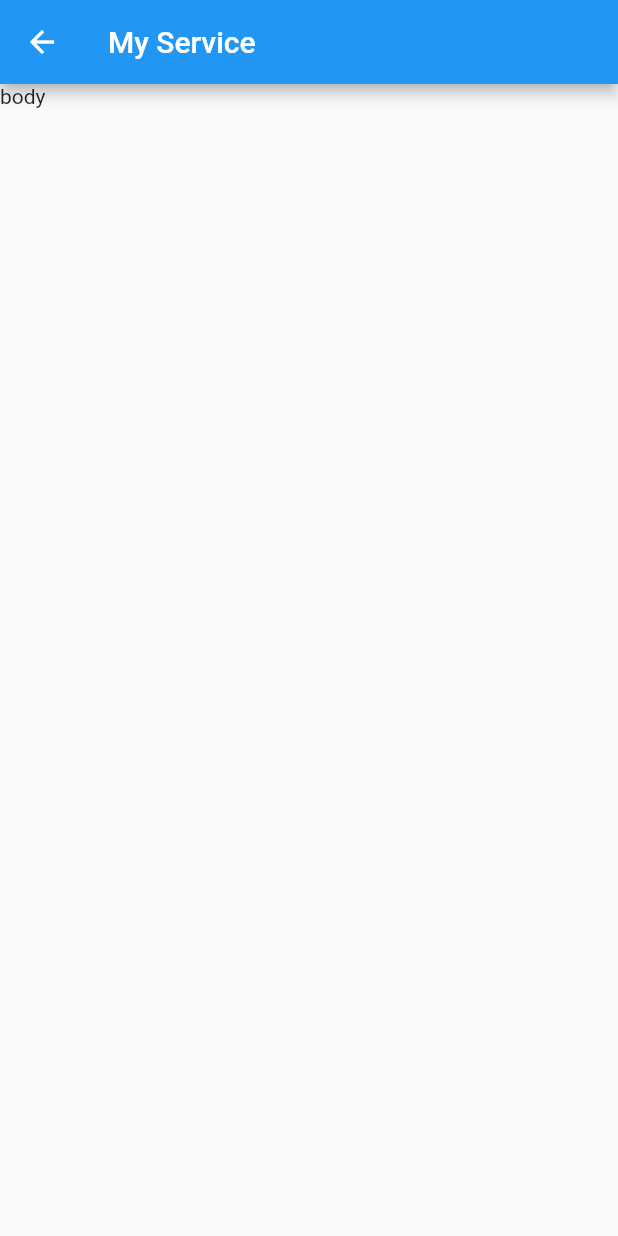
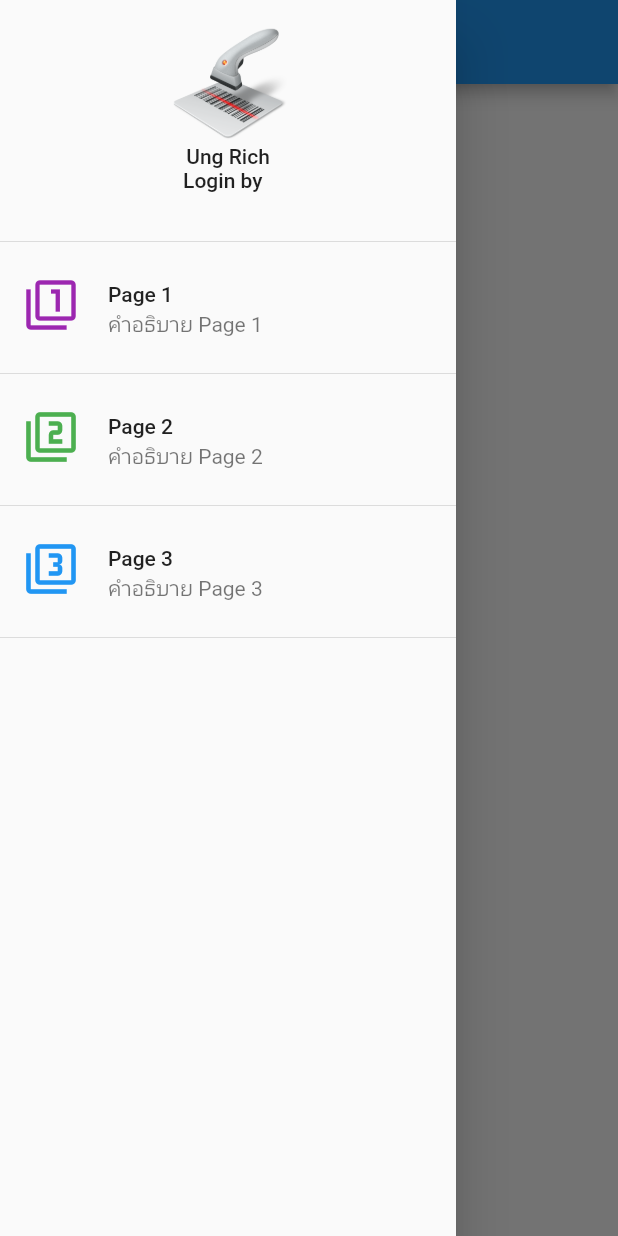
Before and after one commit to masterUNG/UngRist, a Flutter app: the MyService screen opened directly, with the side drawer open (before the commit the screen has no drawer), on a phone screen of 412 x 824 dp. Run offline on Flutter 3.47's test engine with Material 2 defaults, Android fonts, the phone set to English and light mode, and no system bars; missing offline and left inert: barcode_scan; accounts and stored records are empty.

Commit message:
Side Bar Success

```diff
--- a/lib/screens/home.dart
+++ b/lib/screens/home.dart
@@ -51,8 +51,10 @@ class _HomeState extends State<Home> {
     } else {
 
       for (var map in result) {
+        print('Work');
         UserModel userModel = UserModel.fromJSON(map);
-        MaterialPageRoute materialPageRoute = MaterialPageRoute(builder: (BuildContext context){return MyService();});
+        MaterialPageRoute materialPageRoute = MaterialPageRoute(builder: (BuildContext context){return MyService(userModel: userModel,);});
+        Navigator.of(context).pushAndRemoveUntil(materialPageRoute, (Route<dynamic> route){return false;});
       }
 
     }
--- a/lib/screens/my_service.dart
+++ b/lib/screens/my_service.dart
@@ -1,5 +1,8 @@
 import 'package:flutter/material.dart';
 import 'package:ungrist/models/user_model.dart';
+import 'package:ungrist/widget/page1.dart';
+import 'package:ungrist/widget/page2.dart';
+import 'package:ungrist/widget/page3.dart';
 
 class MyService extends StatefulWidget {
   final UserModel userModel;
@@ -9,13 +12,127 @@ class MyService extends StatefulWidget {
 }
 
 class _MyServiceState extends State<MyService> {
+  // Explicit
+  String loginString = '';
+  UserModel myUserModel;
+  Widget currentWidget = Page1();
+
+  // Method
+  @override
+  void initState() {
+    super.initState();
+    myUserModel = widget.userModel;
+    String name = myUserModel.name;
+    String surname = myUserModel.surName;
+    loginString = '$name $surname';
+  }
+
+  Widget menuPage1() {
+    return ListTile(
+      leading: Icon(
+        Icons.filter_1,
+        size: 36.0,
+        color: Colors.purple,
+      ),
+      title: Text('Page 1'),
+      subtitle: Text('คำอธิบาย Page 1'),
+      onTap: () {
+        setState(() {
+          currentWidget = Page1();
+        });
+        Navigator.of(context).pop();
+      },
+    );
+  }
+
+  Widget menuPage2() {
+    return ListTile(
+      leading: Icon(
+        Icons.filter_2,
+        size: 36.0,
+        color: Colors.green,
+      ),
+      title: Text('Page 2'),
+      subtitle: Text('คำอธิบาย Page 2'),
+      onTap: () {
+        setState(() {
+          currentWidget = Page2();
+        });
+        Navigator.of(context).pop();
+      },
+    );
+  }
+
+  Widget menuPage3() {
+    return ListTile(
+      leading: Icon(
+        Icons.filter_3,
+        size: 36.0,
+        color: Colors.blue,
+      ),
+      title: Text('Page 3'),
+      subtitle: Text('คำอธิบาย Page 3'),
+      onTap: () {
+        setState(() {
+          currentWidget = Page3();
+        });
+        Navigator.of(context).pop();
+      },
+    );
+  }
+
+  Widget showLogin() {
+    return Text('Login by $loginString');
+  }
+
+  Widget showAppName() {
+    return Text('Ung Rich');
+  }
+
+  Widget showLogo() {
+    return Container(
+      width: 80.0,
+      height: 80.0,
+      child: Image.asset('images/logo.png'),
+    );
+  }
+
+  Widget showHeadDrawer() {
+    return DrawerHeader(
+      child: Column(
+        children: <Widget>[
+          showLogo(),
+          showAppName(),
+          showLogin(),
+        ],
+      ),
+    );
+  }
+
+  Widget showDrawer() {
+    return Drawer(
+      child: ListView(
+        children: <Widget>[
+          showHeadDrawer(),
+          menuPage1(),
+          Divider(),
+          menuPage2(),
+          Divider(),
+          menuPage3(),
+          Divider(),
+        ],
+      ),
+    );
+  }
+
   @override
   Widget build(BuildContext context) {
     return Scaffold(
       appBar: AppBar(
         title: Text('My Service'),
       ),
-      body: Text('body'),
+      body: currentWidget,
+      drawer: showDrawer(),
     );
   }
 }
--- /dev/null
+++ b/lib/widget/page1.dart
@@ -0,0 +1,13 @@
+import 'package:flutter/material.dart';
+
+class Page1 extends StatefulWidget {
+  @override
+  _Page1State createState() => _Page1State();
+}
+
+class _Page1State extends State<Page1> {
+  @override
+  Widget build(BuildContext context) {
+    return Center(child: Text('Page 1'),);
+  }
+}
```
Also changed, not shown: lib/widget/page2.dart (added, +13 -0 lines), lib/widget/page3.dart (added, +15 -0 lines).
